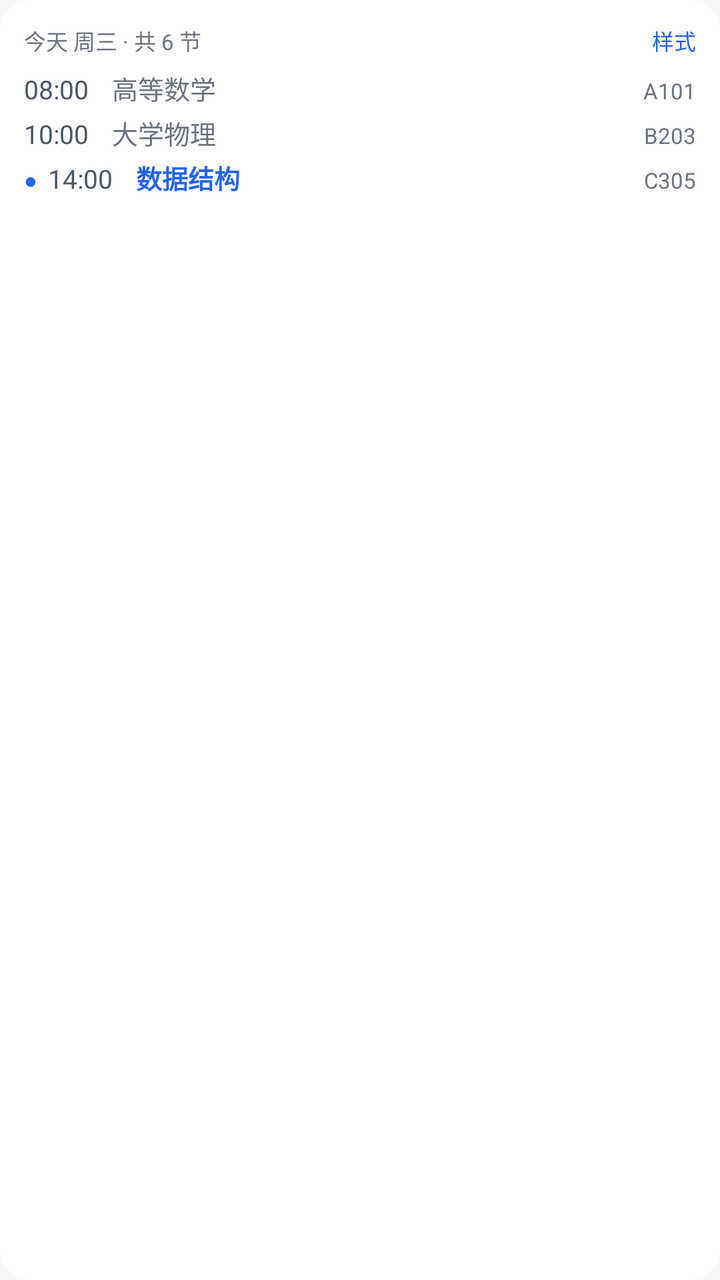
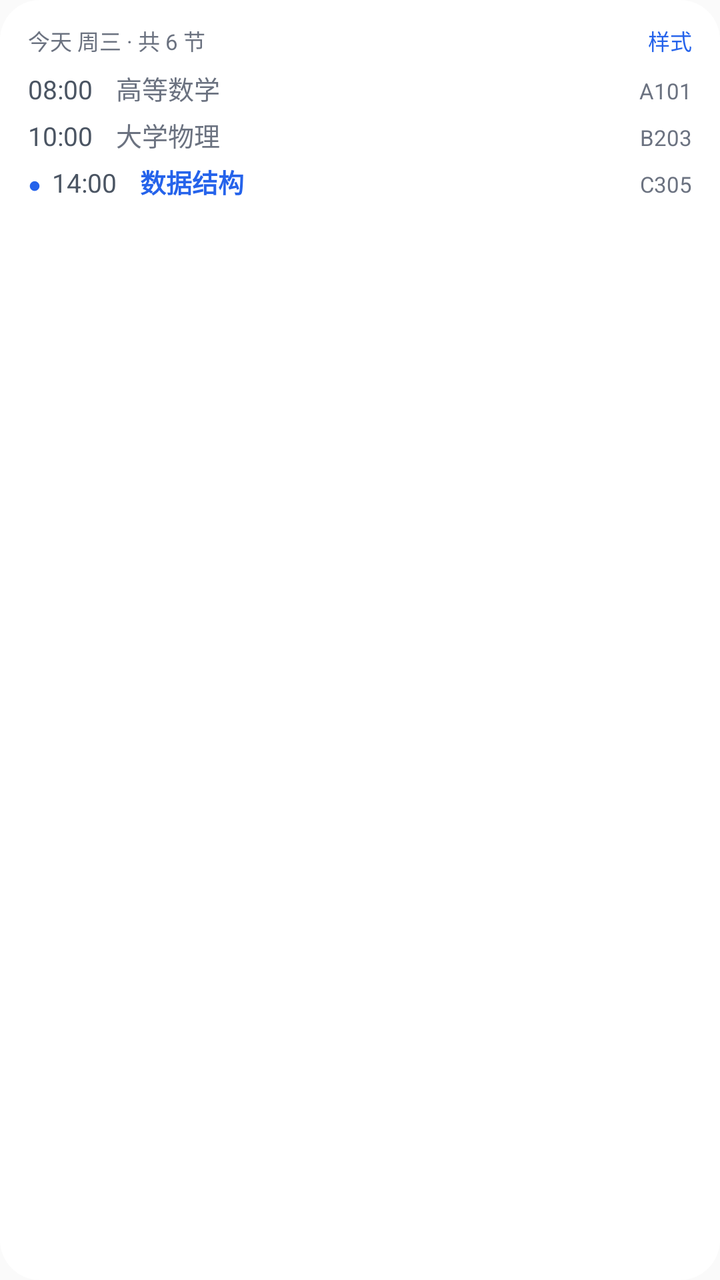

The first picture is an Android layout as it rendered before a commit; the second is the same layout after the commit. The layout source and the unified diff follow.
<!-- AndroidManifest.xml: application theme AppTheme -->
<!-- res/layout/widget_preview_day_list.xml -->
<?xml version="1.0" encoding="utf-8"?>
<LinearLayout xmlns:android="http://schemas.android.com/apk/res/android"
    android:layout_width="match_parent"
    android:layout_height="wrap_content"
    android:background="@drawable/widget_preview_surface"
    android:orientation="vertical"
    android:padding="12dp">

    <LinearLayout
        android:layout_width="match_parent"
        android:layout_height="wrap_content"
        android:orientation="horizontal">

        <TextView
            android:layout_width="0dp"
            android:layout_height="wrap_content"
            android:layout_weight="1"
            android:text="@string/widget_preview_summary"
            android:textColor="@color/widget_text_muted"
            android:textSize="11sp" />

        <TextView
            android:layout_width="wrap_content"
            android:layout_height="wrap_content"
            android:text="@string/widget_preview_style_entry"
            android:textColor="@color/widget_accent"
            android:textSize="11sp" />
    </LinearLayout>

    <LinearLayout
        android:layout_width="match_parent"
        android:layout_height="wrap_content"
        android:layout_marginTop="6dp"
        android:orientation="horizontal">

        <TextView
            android:layout_width="44dp"
            android:layout_height="wrap_content"
            android:text="@string/widget_preview_time_1"
            android:textColor="@color/widget_text_secondary"
            android:textSize="13sp" />

        <TextView
            android:layout_width="0dp"
            android:layout_height="wrap_content"
            android:layout_weight="1"
            android:text="@string/widget_preview_name_1"
            android:textColor="@color/widget_text_muted"
            android:textSize="13sp" />

        <TextView
            android:layout_width="wrap_content"
            android:layout_height="wrap_content"
            android:text="@string/widget_preview_room_1"
            android:textColor="@color/widget_text_muted"
            android:textSize="11sp" />
    </LinearLayout>

    <LinearLayout
        android:layout_width="match_parent"
        android:layout_height="wrap_content"
        android:layout_marginTop="3dp"
        android:orientation="horizontal">

        <TextView
            android:layout_width="44dp"
            android:layout_height="wrap_content"
            android:text="@string/widget_preview_time_2"
            android:textColor="@color/widget_text_secondary"
            android:textSize="13sp" />

        <TextView
            android:layout_width="0dp"
            android:layout_height="wrap_content"
            android:layout_weight="1"
            android:text="@string/widget_preview_name_2"
            android:textColor="@color/widget_text_muted"
            android:textSize="13sp" />

        <TextView
            android:layout_width="wrap_content"
            android:layout_height="wrap_content"
            android:text="@string/widget_preview_room_2"
            android:textColor="@color/widget_text_muted"
            android:textSize="11sp" />
    </LinearLayout>

    <LinearLayout
        android:layout_width="match_parent"
        android:layout_height="wrap_content"
        android:layout_marginTop="3dp"
        android:orientation="horizontal">

        <TextView
            android:layout_width="12dp"
            android:layout_height="wrap_content"
            android:text="@string/widget_preview_live_mark"
            android:textColor="@color/widget_accent"
            android:textSize="11sp" />

        <TextView
            android:layout_width="44dp"
            android:layout_height="wrap_content"
            android:text="@string/widget_preview_time_3"
            android:textColor="@color/widget_text_secondary"
            android:textSize="13sp" />

        <TextView
            android:layout_width="0dp"
            android:layout_height="wrap_content"
            android:layout_weight="1"
            android:text="@string/widget_preview_name_3"
            android:textColor="@color/widget_accent"
            android:textSize="13sp"
            android:textStyle="bold" />

        <TextView
            android:layout_width="wrap_content"
            android:layout_height="wrap_content"
            android:text="@string/widget_preview_room_3"
            android:textColor="@color/widget_text_muted"
            android:textSize="11sp" />
    </LinearLayout>
</LinearLayout>
<!-- resources referenced by this layout -->
<resources>
  <color name="widget_accent">#FF2563EB</color>
  <color name="widget_text_muted">#FF6B7280</color>
  <color name="widget_text_secondary">#FF4B5563</color>
  <!-- drawable widget_preview_surface (drawable) -->
  <?xml version="1.0" encoding="utf-8"?>
  <shape xmlns:android="http://schemas.android.com/apk/res/android"
      android:shape="rectangle">
      <solid android:color="@color/widget_surface" />
      <corners android:radius="16dp" />
  </shape>
  <string name="widget_preview_live_mark">●</string>
  <string name="widget_preview_name_1">高等数学</string>
  <string name="widget_preview_name_2">大学物理</string>
  <string name="widget_preview_name_3">数据结构</string>
  <string name="widget_preview_room_1">A101</string>
  <string name="widget_preview_room_2">B203</string>
  <string name="widget_preview_room_3">C305</string>
  <string name="widget_preview_style_entry">样式</string>
  <string name="widget_preview_summary">今天 周三 · 共 6 节</string>
  <string name="widget_preview_time_1">08:00</string>
  <string name="widget_preview_time_2">10:00</string>
  <string name="widget_preview_time_3">14:00</string>
  <style name="AppTheme" parent="Theme.AppCompat.Light.DarkActionBar">
          
          <item name="colorPrimary">@color/colorPrimary</item>
          <item name="colorPrimaryDark">@color/colorPrimaryDark</item>
          <item name="colorAccent">@color/colorAccent</item>
      </style>
  <color name="widget_surface">#FFFFFFFF</color>
</resources>

<!-- the commit's change to res/layout/widget_preview_day_list.xml (unified diff, before → after) -->
@@ -4,7 +4,10 @@
     android:layout_height="wrap_content"
     android:background="@drawable/widget_preview_surface"
     android:orientation="vertical"
-    android:padding="12dp">
+    android:paddingStart="14dp"
+    android:paddingEnd="14dp"
+    android:paddingTop="12dp"
+    android:paddingBottom="12dp">
 
     <LinearLayout
         android:layout_width="match_parent"
@@ -59,7 +62,7 @@
     <LinearLayout
         android:layout_width="match_parent"
         android:layout_height="wrap_content"
-        android:layout_marginTop="3dp"
+        android:layout_marginTop="4dp"
         android:orientation="horizontal">
 
         <TextView
@@ -88,7 +91,7 @@
     <LinearLayout
         android:layout_width="match_parent"
         android:layout_height="wrap_content"
-        android:layout_marginTop="3dp"
+        android:layout_marginTop="4dp"
         android:orientation="horizontal">
 
         <TextView
<!-- resource entries referenced after the edit -->
@@ -8,7 +8,7 @@
   <shape xmlns:android="http://schemas.android.com/apk/res/android"
       android:shape="rectangle">
       <solid android:color="@color/widget_surface" />
-      <corners android:radius="16dp" />
+      <corners android:radius="20dp" />
   </shape>
   <string name="widget_preview_live_mark">●</string>
   <string name="widget_preview_name_1">高等数学</string>
